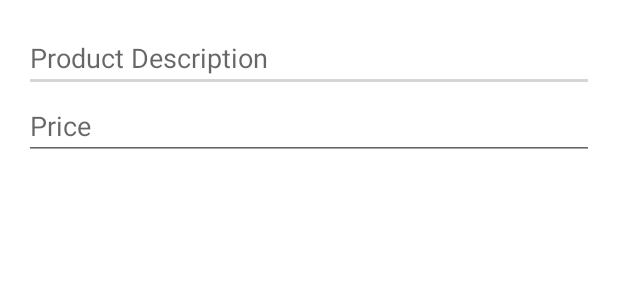
After one commit to krokodylix/uaimproj24Z, an Android app: the layout dialog_add_product.xml on its own in the app's theme, with its tools: preview values and no code run, on a phone screen of 412 x 824 dp. The commit adds this screen. Shown: the top 300 px of the screen. Run offline under Robolectric (Android 15) with nearby library versions, the phone set to English and light mode, and no system bars.

Commit message:
mobilka v0.3

```diff
--- a/mobile/app/src/main/AndroidManifest.xml
+++ b/mobile/app/src/main/AndroidManifest.xml
@@ -33,6 +33,9 @@
         <!-- Product List Activity -->
         <activity android:name="com.illusion.products.ProductListActivity" />
 
+        <!-- Product Details Activity -->
+        <activity android:name="com.illusion.products.ProductDetailActivity" />
+
     </application>
 
 
--- a/mobile/app/src/main/java/com/illusion/network/ApiServiceInterface.kt
+++ b/mobile/app/src/main/java/com/illusion/network/ApiServiceInterface.kt
@@ -41,5 +41,10 @@ interface ApiServiceInterface {
     @GET("/user")
     fun getUserDetails(@Header("Authorization") token: String): Call<UserResponse>
 
+    @POST("/product")
+    fun addProduct(
+        @Header("Authorization") token: String,
+        @Body product: Product
+    ): Call<Void>
 
 }
--- a/mobile/app/src/main/java/com/illusion/network/UserResponse.kt
+++ b/mobile/app/src/main/java/com/illusion/network/UserResponse.kt
@@ -3,5 +3,6 @@ package com.illusion.network
 data class UserResponse(
     val id: Int,
     val username: String,
-    val email: String
+    val email: String,
+    val is_admin: Boolean
 )
--- a/mobile/app/src/main/java/com/illusion/products/Product.kt
+++ b/mobile/app/src/main/java/com/illusion/products/Product.kt
@@ -1,8 +1,8 @@
 package com.illusion.products
 
 data class Product(
-    val id: Int,
+    val id: Int? = null, // Make id nullable with a default value of null
     val description: String,
     val price: Double,
-    val image: String?
+    val image: String? = null // Optional field for image
 )
--- /dev/null
+++ b/mobile/app/src/main/res/layout/dialog_add_product.xml
@@ -0,0 +1,20 @@
+<?xml version="1.0" encoding="utf-8"?>
+<LinearLayout xmlns:android="http://schemas.android.com/apk/res/android"
+    android:layout_width="match_parent"
+    android:layout_height="wrap_content"
+    android:orientation="vertical"
+    android:padding="16dp">
+
+    <EditText
+        android:id="@+id/productDescriptionInput"
+        android:layout_width="match_parent"
+        android:layout_height="wrap_content"
+        android:hint="Product Description" />
+
+    <EditText
+        android:id="@+id/productPriceInput"
+        android:layout_width="match_parent"
+        android:layout_height="wrap_content"
+        android:hint="Price"
+        android:inputType="numberDecimal" />
+</LinearLayout>
```
Also changed, not shown: mobile/app/src/main/java/com/illusion/products/ProductListActivity.kt (+75 -9 lines), mobile/app/src/main/res/layout/activity_product_list.xml (+10 -0 lines), 1 other file.
